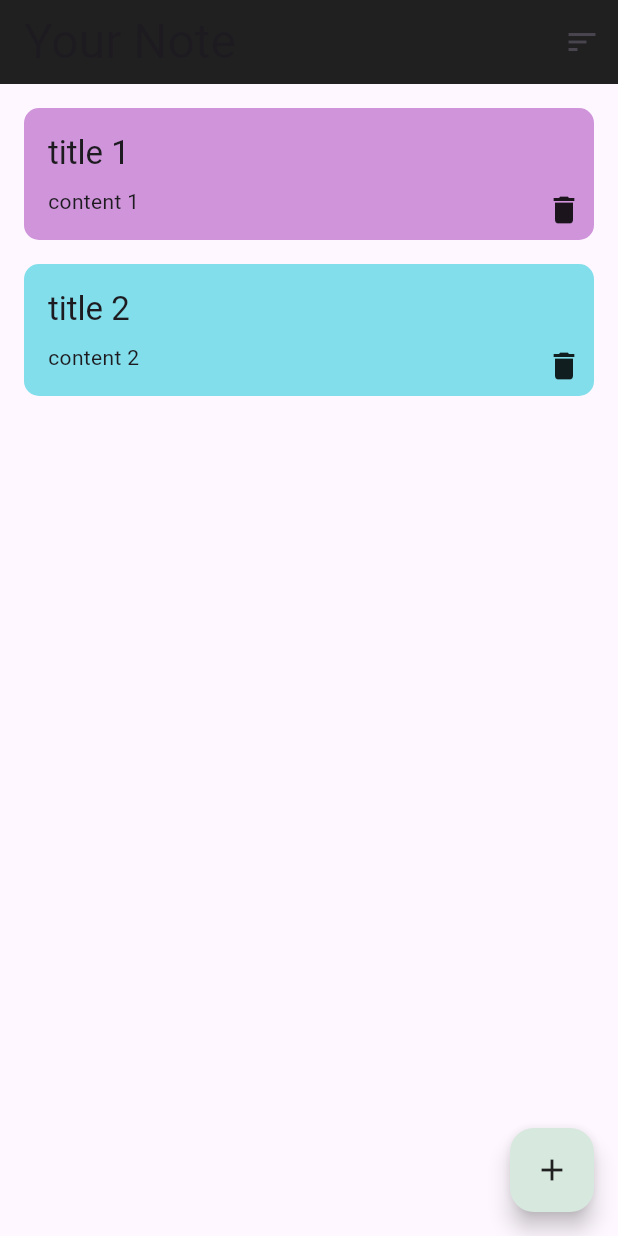
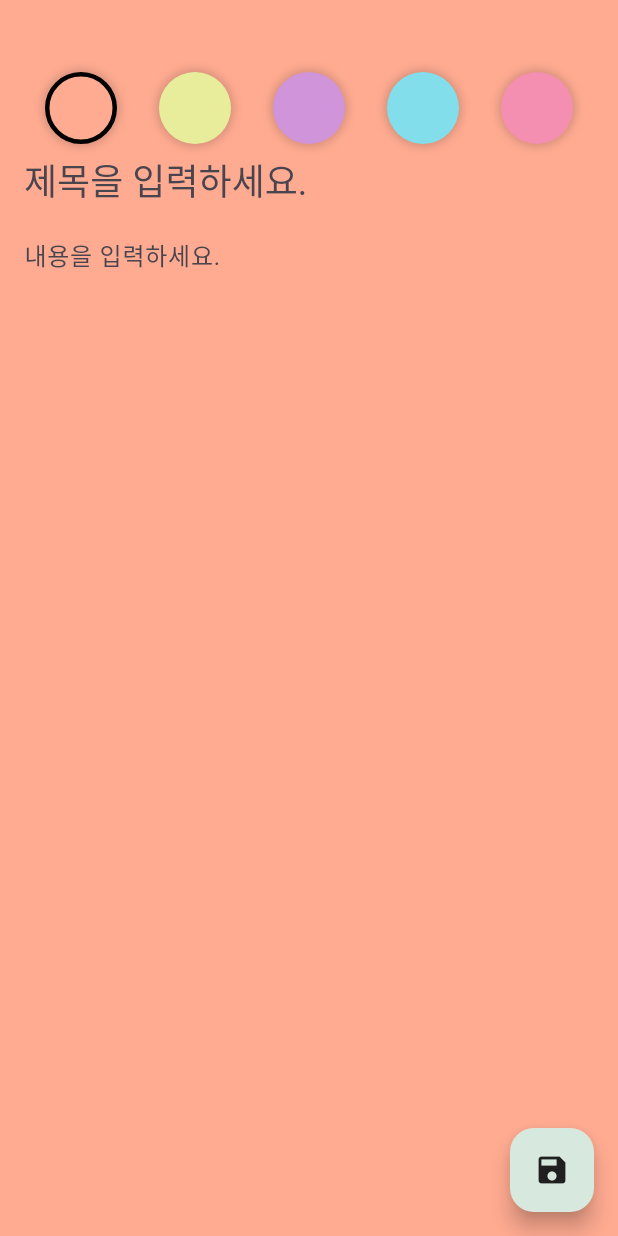
Before and after one commit to ALSDlab/clone-coding-note-app, a Flutter app: the screen it shows after launch, after a tap on the "add" icon, on a phone screen of 412 x 824 dp. Run offline on Flutter 3.47's test engine with Material 3 defaults, Android fonts, the phone set to English and light mode, and no system bars; our stand-ins replace freezed_annotation, sqflite; accounts and stored records are empty.

Commit message:
add: 섹션2 노트앱. 30 두 번째 화면 UI 작성

```diff
--- /dev/null
+++ b/lib/presentation/add_edit_note/add_edit_note_screen.dart
@@ -0,0 +1,101 @@
+import 'package:clone_coding_note_app/ui/colors.dart';
+import 'package:flutter/material.dart';
+
+class AddEditNoteScreen extends StatefulWidget {
+  const AddEditNoteScreen({super.key});
+
+  @override
+  State<AddEditNoteScreen> createState() => _AddEditNoteScreenState();
+}
+
+class _AddEditNoteScreenState extends State<AddEditNoteScreen> {
+  final _titleController = TextEditingController();
+  final _contentController = TextEditingController();
+  final List<Color> noteColors = [
+    roseBud,
+    primrose,
+    wisteria,
+    skyBlue,
+    illusion,
+  ];
+
+  Color _color = roseBud;
+
+  @override
+  void dispose() {
+    _titleController.dispose();
+    _contentController.dispose();
+    super.dispose();
+  }
+
+  @override
+  Widget build(BuildContext context) {
+    return Scaffold(
+      body: AnimatedContainer(
+        padding:
+            const EdgeInsets.only(left: 16, right: 16, bottom: 16, top: 48),
+        color: _color,
+        duration: const Duration(milliseconds: 500),
+        child: Column(
+          children: [
+            Row(
+              mainAxisAlignment: MainAxisAlignment.spaceAround,
+              children: noteColors
+                  .map((color) => InkWell(
+                      onTap: () {
+                        setState(() {
+                          _color = color;
+                        });
+                      },
+                      child: _buildBackgroundColor(
+                          color: color, selected: _color == color)))
+                  .toList(),
+            ),
+            TextField(
+              controller: _titleController,
+              maxLines: 1,
+              style: Theme.of(context)
+                  .textTheme
+                  .headline5!
+                  .copyWith(color: darkGray),
+              decoration: const InputDecoration(
+                  hintText: '제목을 입력하세요.', border: InputBorder.none),
+            ),
+            TextField(
+              controller: _contentController,
+              maxLines: null,
+              style: Theme.of(context)
+                  .textTheme
+                  .bodyText1!
+                  .copyWith(color: darkGray),
+              decoration: const InputDecoration(
+                  hintText: '내용을 입력하세요.', border: InputBorder.none),
+            ),
+          ],
+        ),
+      ),
+      floatingActionButton: FloatingActionButton(
+        onPressed: () {},
+        child: const Icon(Icons.save),
+      ),
+    );
+  }
+
+  Widget _buildBackgroundColor({required Color color, required bool selected}) {
+    return Container(
+      width: 48,
+      height: 48,
+      decoration: BoxDecoration(
+          color: color,
+          shape: BoxShape.circle,
+          boxShadow: [
+            BoxShadow(
+                color: Colors.black.withOpacity(0.2),
+                blurRadius: 5.0,
+                spreadRadius: 1.0)
+          ],
+          border:
+              selected ? Border.all(color: Colors.black, width: 3.0) : null),
+    );
+  }
+}
--- a/lib/presentation/notes/notes_screen.dart
+++ b/lib/presentation/notes/notes_screen.dart
@@ -1,3 +1,4 @@
+import 'package:clone_coding_note_app/presentation/add_edit_note/add_edit_note_screen.dart';
 import 'package:clone_coding_note_app/ui/colors.dart';
 import 'package:flutter/material.dart';
 
@@ -21,7 +22,10 @@ class NotesScreen extends StatelessWidget {
         elevation: 0,
       ),
       floatingActionButton: FloatingActionButton(
-        onPressed: () {},
+        onPressed: () {
+          Navigator.push(context, MaterialPageRoute(
+              builder: (context) => const AddEditNoteScreen()));
+        },
         child: const Icon(Icons.add),
       ),
       body: ListView(
```
